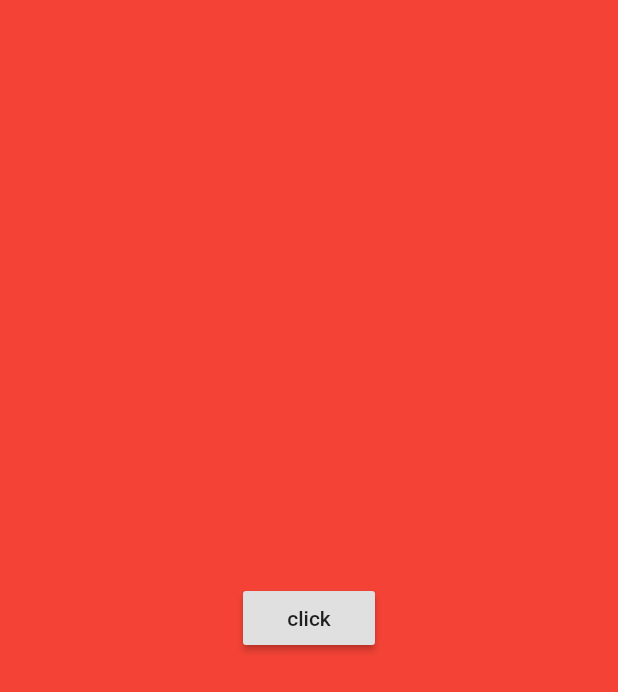
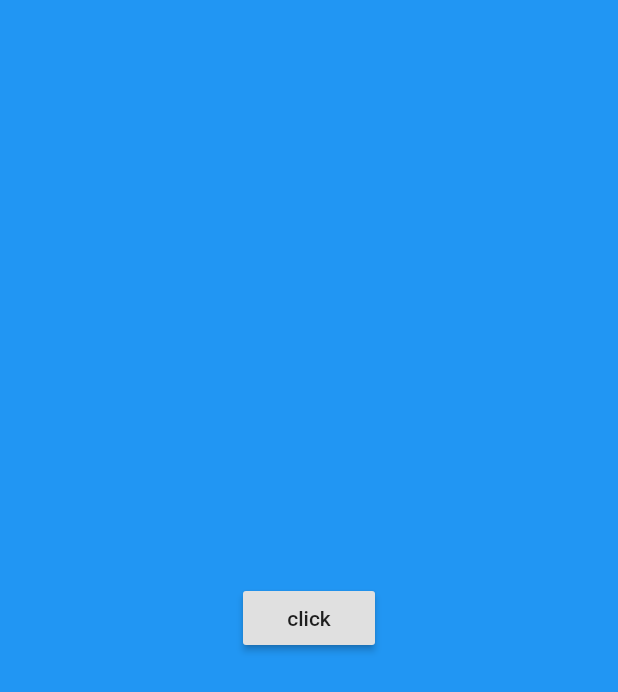
Before and after one commit to wteam5274/flutter, a Flutter app: the screen it shows after launch, after a tap on "click", on a phone screen of 412 x 824 dp. Shown: the top 692 px of the screen. Run offline on Flutter 3.47's test engine with Material 2 defaults, Android fonts, the phone set to English and light mode, and no system bars.

Commit message:
Stateful widget state

```diff
--- a/lib/main.dart
+++ b/lib/main.dart
@@ -10,16 +10,32 @@ class MyStatefulWidgets extends StatefulWidget {
 }
 
 class _MyStatefulWidgetsState extends State<MyStatefulWidgets> {
+  var myColor = Colors.red;
+
+  changeColor() {
+    setState(() {
+      print(myColor);
+      if (myColor == Colors.blue) {
+        myColor = Colors.red;
+      } else {
+        myColor = Colors.blue;
+      }
+
+      print(myColor);
+    });
+  }
+
   @override
   Widget build(BuildContext context) {
     return MaterialApp(
       home: Container(
-        color: Colors.red,
+        color: myColor,
         child: Center(
           child: RaisedButton(
             child: Text("click", textDirection: TextDirection.ltr),
             onPressed: () {
               print("Hi from MyStatefulWidget");
+              changeColor();
             },
           ),
         ),
```
